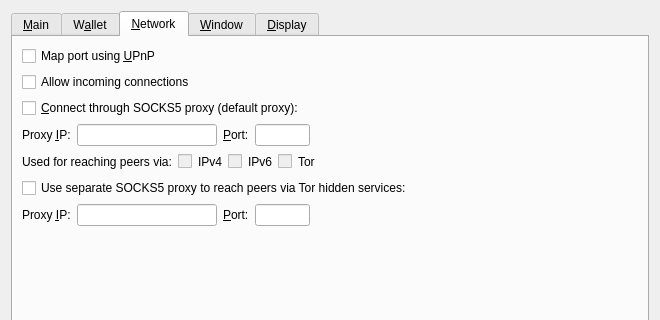
Above: src/qt/forms/optionsdialog.ui from SPC-beta/test before the change; both pictures show x 0 to 660 and y 0 to 320 of the 660 by 540 pixel window. Below: the same form after it.
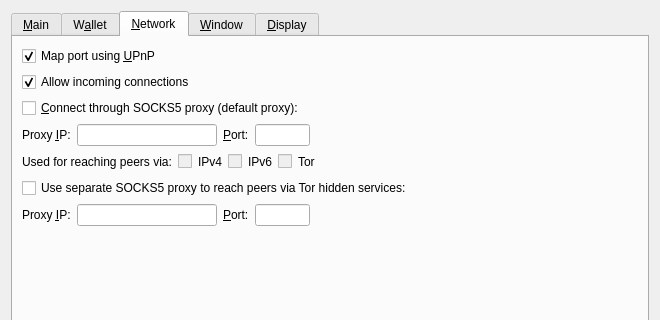
That is the form after the change. The open tabs and pages were chosen to show the change. Custom widgets are drawn as their Qt base class.

```diff
--- a/src/qt/forms/optionsdialog.ui
+++ b/src/qt/forms/optionsdialog.ui
@@ -237,6 +237,9 @@
          <property name="text">
           <string>Map port using &amp;UPnP</string>
          </property>
+         <property name="checked">
+          <bool>true</bool>
+         </property>
         </widget>
        </item>
        <item>
@@ -247,6 +250,9 @@
          <property name="text">
           <string>Allow incoming connections</string>
          </property>
+         <property name="checked">
+          <bool>true</bool>
+         </property>
         </widget>
        </item>
        <item>
```
Left out of the diff: 2 changed lines with no effect on the pictures. Lines whose indentation alone changed are shown as unchanged.
